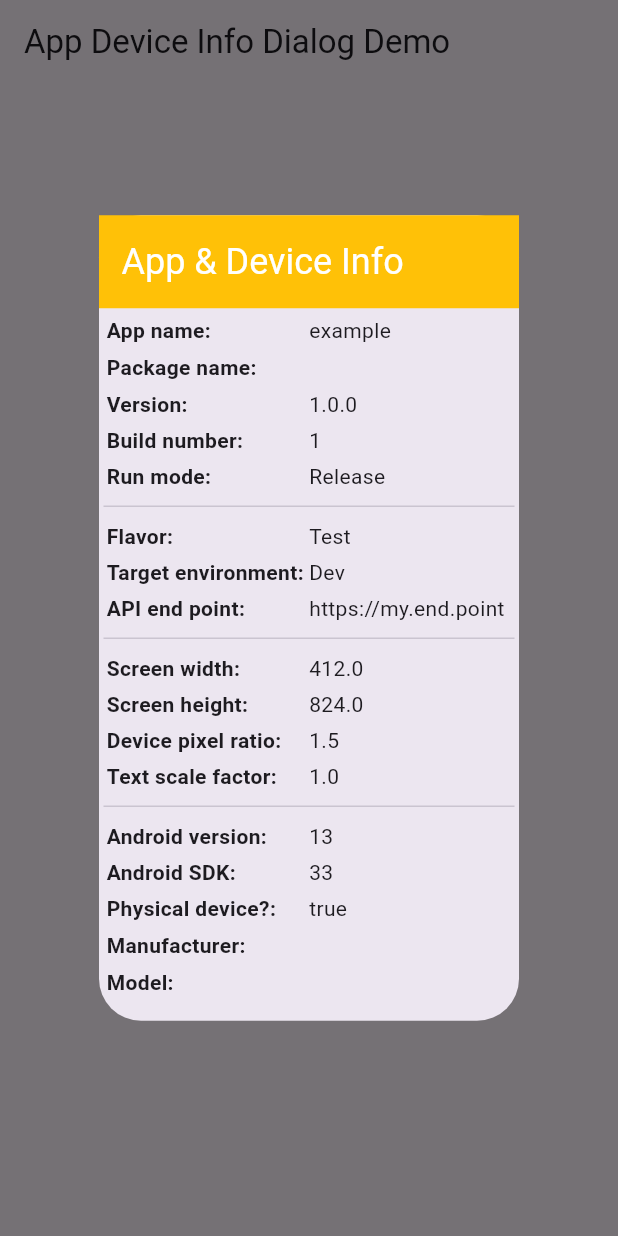
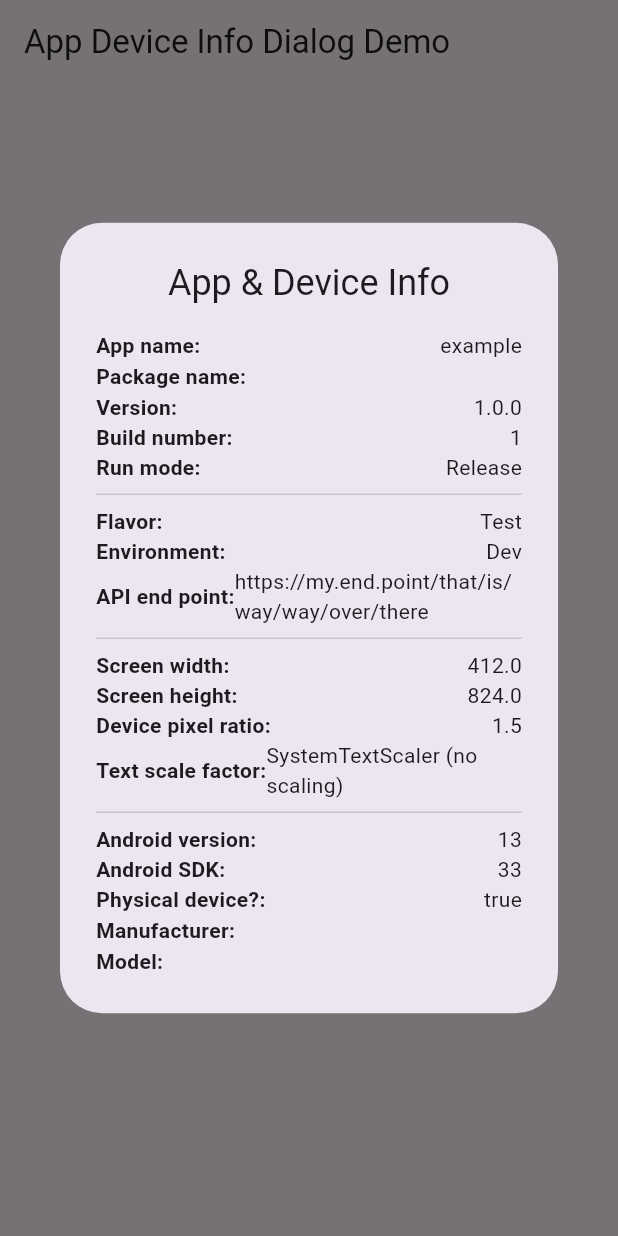
Before and after one commit to hamishnorton/app_device_info_dialog, a Flutter app: the screen it shows after launch, after a tap on "Show Device Info Dialog", on a phone screen of 412 x 824 dp. Run offline on Flutter 3.47's test engine with Material 3 defaults, Android fonts, the phone set to English and light mode, and no system bars; our stand-ins replace device_info_plus, package_info_plus.

```diff
--- a/example/lib/main.dart
+++ b/example/lib/main.dart
@@ -57,8 +57,8 @@ class _MyHomePageState extends State<MyHomePage> {
         return const AppDeviceInfoDialog(
           addtionalValuePairs: {
             'Flavor': 'Test',
-            'Target environment': 'Dev',
-            'API end point': 'https://my.end.point',
+            'Environment': 'Dev',
+            'API end point': 'https://my.end.point/that/is/way/way/over/there',
           },
         );
       },
--- a/lib/app_device_info_dialog.dart
+++ b/lib/app_device_info_dialog.dart
@@ -1,10 +1,11 @@
 library app_device_info_dialog;
 
 import 'dart:io';
+
 import 'package:device_info_plus/device_info_plus.dart';
+import 'package:flutter/foundation.dart' show kIsWeb;
 import 'package:flutter/material.dart';
 import 'package:package_info_plus/package_info_plus.dart';
-import 'package:flutter/foundation.dart' show kIsWeb;
 
 import 'src/build_info.dart';
 import 'src/device_info.dart';
@@ -12,28 +13,19 @@ import 'src/device_info.dart';
 /// Alert dialog with app and device information
 class AppDeviceInfoDialog extends StatelessWidget {
   const AppDeviceInfoDialog({
-    Key? key,
+    super.key,
     required this.addtionalValuePairs,
-  }) : super(key: key);
+  });
 
   final Map<String, String> addtionalValuePairs;
-
-  _padding(Widget child) =>
-      Padding(padding: const EdgeInsets.all(3.0), child: child);
 
   @override
   Widget build(BuildContext context) {
     return AlertDialog(
-      contentPadding: const EdgeInsets.only(bottom: 10.0),
-      title: Container(
-        padding: const EdgeInsets.all(15.0),
-        color: Colors.amber,
-        child: const Text(
+      title: const Text(
         'App & Device Info',
-          style: TextStyle(color: Colors.white),
+        textAlign: TextAlign.center,
       ),
-      ),
-      titlePadding: const EdgeInsets.all(0),
       content: _getContent(),
     );
   }
@@ -63,8 +55,7 @@ class AppDeviceInfoDialog extends StatelessWidget {
         if (!snapshot.hasData) return Container();
         WebBrowserInfo device = snapshot.data!;
         return SingleChildScrollView(
-          child: _padding(
-            Column(
+          child: Column(
             children: <Widget>[
               _getPackageInfo(),
               _buildTile('Run mode:', BuildInfo.runMode),
@@ -80,7 +71,6 @@ class AppDeviceInfoDialog extends StatelessWidget {
               _buildTile('Language:', '${device.language}'),
             ],
           ),
-          ),
         );
       },
     );
@@ -93,8 +83,7 @@ class AppDeviceInfoDialog extends StatelessWidget {
         if (!snapshot.hasData) return Container();
         IosDeviceInfo device = snapshot.data!;
         return SingleChildScrollView(
-          child: _padding(
-            Column(
+          child: Column(
             children: <Widget>[
               _getPackageInfo(),
               _buildTile('Run mode:', BuildInfo.runMode),
@@ -110,7 +99,6 @@ class AppDeviceInfoDialog extends StatelessWidget {
               _buildTile('System version:', device.systemVersion),
             ],
           ),
-          ),
         );
       },
     );
@@ -123,8 +111,7 @@ class AppDeviceInfoDialog extends StatelessWidget {
           if (!snapshot.hasData) return Container();
           AndroidDeviceInfo device = snapshot.data!;
           return SingleChildScrollView(
-            child: _padding(
-              Column(
+            child: Column(
               children: <Widget>[
                 _getPackageInfo(),
                 _buildTile('Run mode:', BuildInfo.runMode),
@@ -140,7 +127,6 @@ class AppDeviceInfoDialog extends StatelessWidget {
                 _buildTile('Model:', device.model),
               ],
             ),
-            ),
           );
         });
   }
@@ -153,8 +139,7 @@ class AppDeviceInfoDialog extends StatelessWidget {
 
           WindowsDeviceInfo device = snapshot.data!;
           return SingleChildScrollView(
-            child: _padding(
-              Column(
+            child: Column(
               children: <Widget>[
                 _getPackageInfo(),
                 _buildTile('Run mode:', BuildInfo.runMode),
@@ -191,27 +176,22 @@ class AppDeviceInfoDialog extends StatelessWidget {
                 // _buildTile('Suit Mask:', '${device.suitMask}'),
               ],
             ),
-            ),
           );
         });
   }
 
   Widget _buildTile(String key, String value) {
-    return Padding(
-      padding: const EdgeInsets.all(2.0),
-      child: Row(
+    return Row(
+      mainAxisAlignment: MainAxisAlignment.spaceBetween,
       children: <Widget>[
-          Expanded(
-            child: Text(
+        Text(
           key,
           style: const TextStyle(fontWeight: FontWeight.bold),
         ),
-          ),
-          Expanded(
+        Flexible(
           child: Text(value),
         )
       ],
-      ),
     );
   }
 
@@ -222,7 +202,7 @@ class AppDeviceInfoDialog extends StatelessWidget {
       _buildTile('Screen width:', size.width.toString()),
       _buildTile('Screen height:', size.height.toString()),
       _buildTile('Device pixel ratio:', media.devicePixelRatio.toString()),
-      _buildTile('Text scale factor:', media.textScaleFactor.toString()),
+      _buildTile('Text scale factor:', media.textScaler.toString()),
     ];
   }
 
```
Also changed, not shown: pubspec.yaml (+4 -4 lines), example/pubspec.lock, 8 other files. Lines whose indentation alone changed are shown as unchanged.
